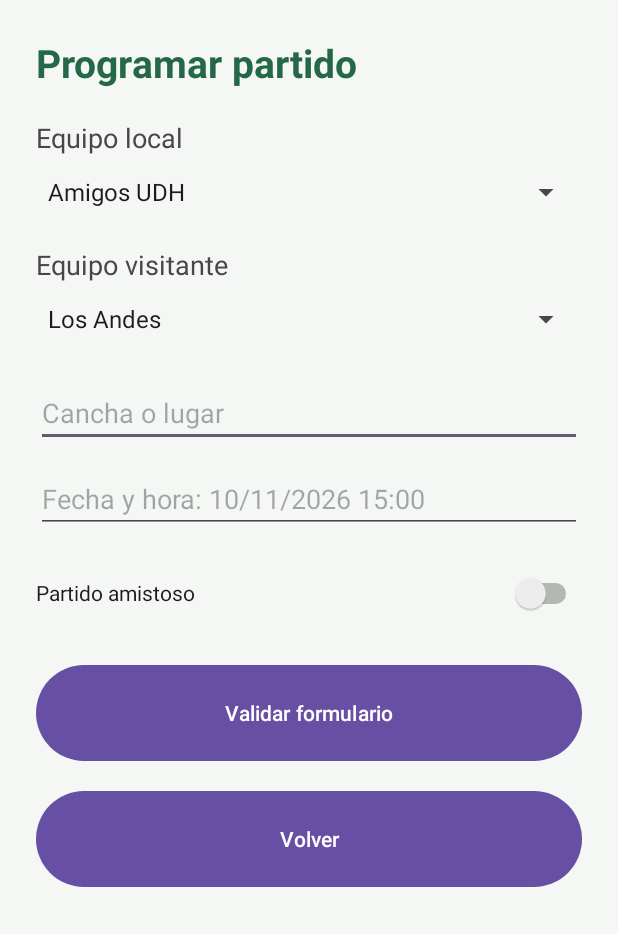
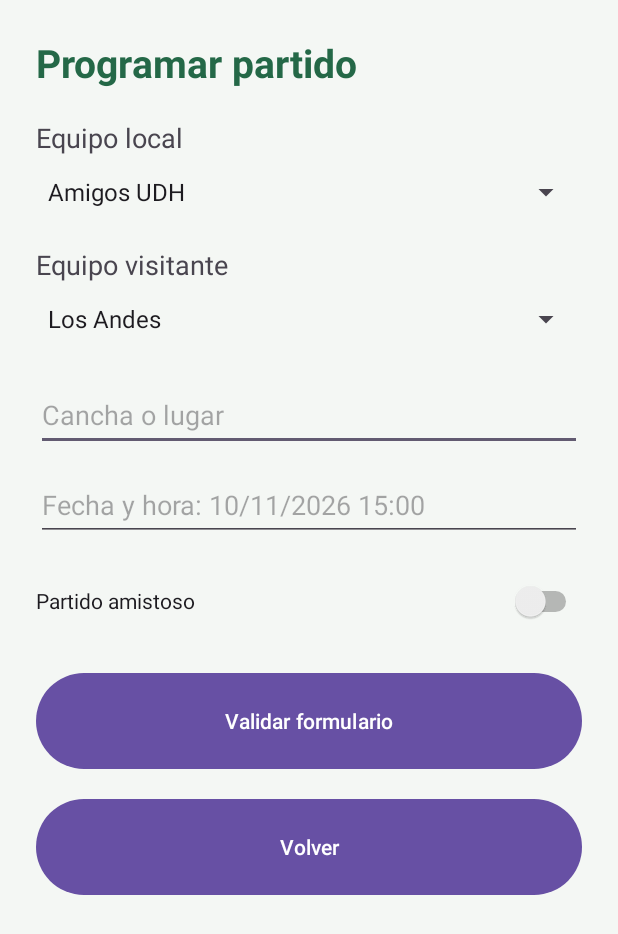
Before and after one commit to mikelenin456/Android_Studio_TorneoAmigos, an Android app: the screen it shows after launch (PartidoActivity), after a tap on "Formulario de partido", on a phone screen of 412 x 824 dp. Shown: the top 934 px of the screen. Run offline under Robolectric (Android 15) with nearby library versions, the phone set to English and light mode, and no system bars.

Commit message:
feat: completo Hito 1  pantallas

```diff
--- a/app/src/main/AndroidManifest.xml
+++ b/app/src/main/AndroidManifest.xml
@@ -24,7 +24,7 @@
             android:name=".controller.EquipoActivity"
             android:exported="false" />
         <activity
-            android:name=".MainActivity"
+            android:name=".controller.MainActivity"
             android:exported="true">
             <intent-filter>
                 <action android:name="android.intent.action.MAIN" />
--- a/app/src/main/java/com/udh/torneosamigoshito1/MainActivity.java
+++ b/app/src/main/java/com/udh/torneosamigoshito1/controller/MainActivity.java
@@ -1,6 +1,8 @@
-package com.udh.torneosamigoshito1;
+package com.udh.torneosamigoshito1.controller;
 import android.content.Intent;
-import com.udh.torneosamigoshito1.controller.EquipoActivity;
+
+import com.udh.torneosamigoshito1.R;
+
 import android.os.Bundle;
 
 import androidx.activity.EdgeToEdge;
@@ -9,7 +11,9 @@ import androidx.core.graphics.Insets;
 import androidx.core.view.ViewCompat;
 import androidx.core.view.WindowInsetsCompat;
 
-import com.udh.torneosamigoshito1.controller.PartidoActivity;
+import android.view.Menu;
+import android.view.MenuItem;
+
 public class MainActivity extends AppCompatActivity {
 
     @Override
@@ -17,6 +21,8 @@ public class MainActivity extends AppCompatActivity {
         super.onCreate(savedInstanceState);
         EdgeToEdge.enable(this);
         setContentView(R.layout.activity_main);
+
+        setSupportActionBar(findViewById(R.id.toolbarInicio));
 
         findViewById(R.id.btnEquipo).setOnClickListener(v -> {
             Intent intento = new Intent(MainActivity.this, EquipoActivity.class);
@@ -28,10 +34,35 @@ public class MainActivity extends AppCompatActivity {
             startActivity(intento);
         });
 
+        findViewById(R.id.btnLista).setOnClickListener(v -> {
+            Intent intento = new Intent(MainActivity.this, ListaActivity.class);
+            startActivity(intento);
+        });
+
         ViewCompat.setOnApplyWindowInsetsListener(findViewById(R.id.main), (v, insets) -> {
             Insets systemBars = insets.getInsets(WindowInsetsCompat.Type.systemBars());
             v.setPadding(systemBars.left, systemBars.top, systemBars.right, systemBars.bottom);
             return insets;
         });
     }
+    @Override
+    public boolean onCreateOptionsMenu(Menu menu) {
+        getMenuInflater().inflate(R.menu.menu_principal, menu);
+        return true;
+    }
+
+    @Override
+    public boolean onOptionsItemSelected(MenuItem item) {
+        if (item.getItemId() == R.id.menuEquipo) {
+            startActivity(new Intent(this, EquipoActivity.class));
+            return true;
+        }
+
+        if (item.getItemId() == R.id.menuLista) {
+            startActivity(new Intent(this, ListaActivity.class));
+            return true;
+        }
+
+        return super.onOptionsItemSelected(item);
+    }
 }
--- a/app/src/main/res/layout/activity_main.xml
+++ b/app/src/main/res/layout/activity_main.xml
@@ -6,6 +6,11 @@
     android:orientation="vertical"
     android:padding="24dp"
     android:background="#F4F7F4">
+
+    <androidx.appcompat.widget.Toolbar
+        android:id="@+id/toolbarInicio"
+        android:layout_width="match_parent"
+        android:layout_height="56dp" />
 
     <TextView
     android:layout_width="match_parent"
--- a/app/src/main/res/layout/activity_partido.xml
+++ b/app/src/main/res/layout/activity_partido.xml
@@ -15,7 +15,7 @@
         <TextView
             android:layout_width="match_parent"
             android:layout_height="wrap_content"
-            android:text="Programar partido"
+            android:text="@string/partido_titulo"
             android:textSize="26sp"
             android:textStyle="bold"
             android:textColor="#246847"
@@ -24,7 +24,7 @@
         <TextView
             android:layout_width="match_parent"
             android:layout_height="wrap_content"
-            android:text="Equipo local"
+            android:text="@string/equipo_local"
             android:textSize="18sp" />
 
         <Spinner
@@ -35,7 +35,7 @@
         <TextView
             android:layout_width="match_parent"
             android:layout_height="wrap_content"
-            android:text="Equipo visitante"
+            android:text="@string/equipo_visitante"
             android:textSize="18sp"
             android:layout_marginTop="12dp" />
 
@@ -48,7 +48,8 @@
             android:id="@+id/etCancha"
             android:layout_width="match_parent"
             android:layout_height="wrap_content"
-            android:hint="Cancha o lugar"
+            android:minHeight="48dp"
+            android:hint="@string/cancha_lugar"
             android:inputType="textCapWords"
             android:layout_marginTop="16dp" />
 
@@ -56,7 +57,8 @@
             android:id="@+id/etFecha"
             android:layout_width="match_parent"
             android:layout_height="wrap_content"
-            android:hint="Fecha y hora: 10/11/2026 15:00"
+            android:minHeight="48dp"
+            android:hint="@string/fecha_hora_partido"
             android:inputType="text"
             android:layout_marginTop="12dp" />
 
@@ -64,21 +66,21 @@
             android:id="@+id/swAmistoso"
             android:layout_width="match_parent"
             android:layout_height="48dp"
-            android:text="Partido amistoso"
+            android:text="@string/partido_amistoso"
             android:layout_marginTop="16dp" />
 
         <Button
             android:id="@+id/btnValidarPartido"
             android:layout_width="match_parent"
             android:layout_height="72dp"
-            android:text="Validar formulario"
+            android:text="@string/validar_formulario"
             android:layout_marginTop="20dp" />
 
         <Button
             android:id="@+id/btnVolverPartido"
             android:layout_width="match_parent"
             android:layout_height="72dp"
-            android:text="Volver"
+            android:text="@string/volver"
             android:layout_marginTop="12dp" />
 
     </LinearLayout>
--- /dev/null
+++ b/app/src/main/res/menu/menu_principal.xml
@@ -0,0 +1,9 @@
+<menu xmlns:android="http://schemas.android.com/apk/res/android">
+    <item
+        android:id="@+id/menuEquipo"
+        android:title="@string/btn_equipo" />
+
+    <item
+        android:id="@+id/menuLista"
+        android:title="@string/btn_lista" />
+</menu>
--- a/app/src/main/res/values/strings.xml
+++ b/app/src/main/res/values/strings.xml
@@ -5,4 +5,17 @@
     <string name="btn_equipo">Formulario de equipo</string>
     <string name="btn_partido">Formulario de partido</string>
     <string name="btn_lista">Ver equipos de ejemplo</string>
+    <string name="equipo_titulo">Registrar equipo</string>
+    <string name="nombre_equipo">Nombre del equipo</string>
+    <string name="nombre_delegado">Nombre del delegado</string>
+    <string name="categoria_equipo">Categoría</string>
+    <string name="confirmar_equipo">Confirmo los datos del equipo</string>
+    <string name="validar_formulario">Validar formulario</string>
+    <string name="volver">Volver</string>
+    <string name="partido_titulo">Programar partido</string>
+    <string name="equipo_local">Equipo local</string>
+    <string name="equipo_visitante">Equipo visitante</string>
+    <string name="cancha_lugar">Cancha o lugar</string>
+    <string name="fecha_hora_partido">Fecha y hora: 10/11/2026 15:00</string>
+    <string name="partido_amistoso">Partido amistoso</string>
 </resources>
```
Also changed, not shown: app/src/main/java/com/udh/torneosamigoshito1/controller/DetalleActivity.java (+11 -0 lines), app/src/main/java/com/udh/torneosamigoshito1/controller/ListaActivity.java (+19 -0 lines), app/src/main/java/com/udh/torneosamigoshito1/view/EquipoAdapter.java (added, +62 -0 lines), app/src/main/res/layout/activity_detalle.xml (+38 -0 lines), app/src/main/res/layout/activity_equipo.xml (+7 -7 lines), app/src/main/res/layout/activity_lista.xml (+11 -0 lines), app/src/main/res/layout/item_equipo.xml (added, +16 -0 lines).
